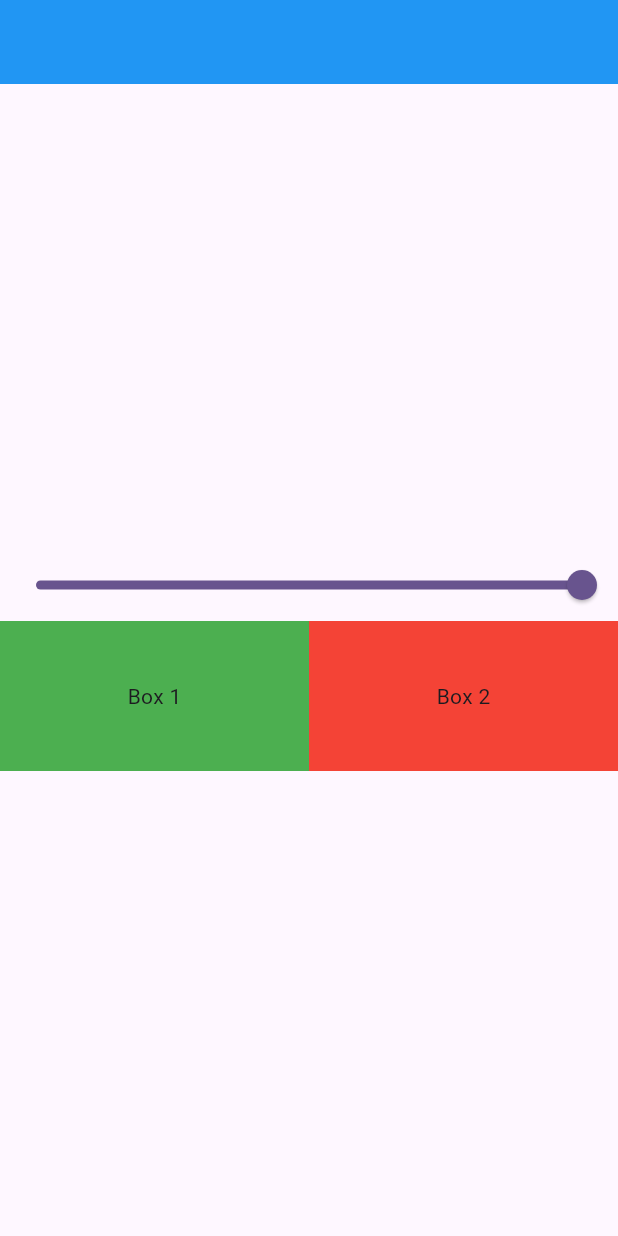
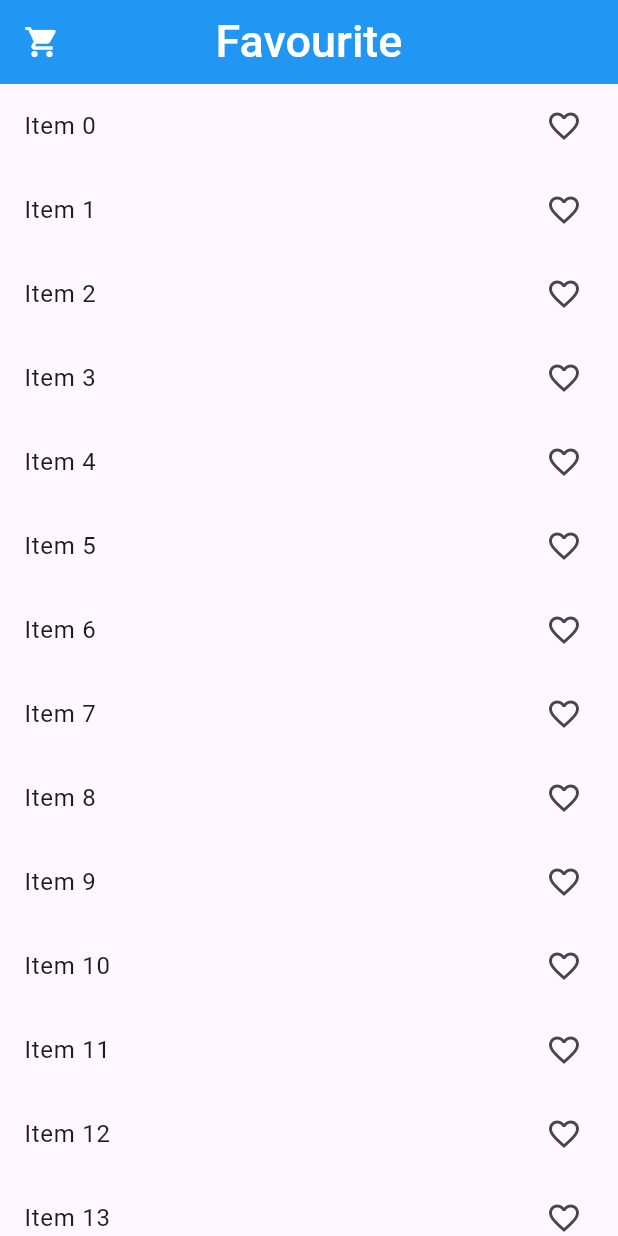
Before and after one commit to R-e-h-a-n-N-a-s-e-e-r/Flutter-Provider-State-management, a Flutter app: the screen it shows after launch, on a phone screen of 412 x 824 dp. Run offline on Flutter 3.47's test engine with Material 3 defaults, Android fonts, the phone set to English and light mode, and no system bars.

Commit message:
Created a Shopping Cart functionality with Provider

```diff
--- a/lib/main.dart
+++ b/lib/main.dart
@@ -1,7 +1,9 @@
 import 'package:flutter/material.dart';
 import 'package:flutter_with_provider_state_management/provider/count_provider.dart';
+import 'package:flutter_with_provider_state_management/provider/favourite_item_provider.dart';
 import 'package:flutter_with_provider_state_management/provider/slider_provider.dart';
 import 'package:flutter_with_provider_state_management/screens/screen_2.dart';
+import 'package:flutter_with_provider_state_management/screens/screen_3.dart';
 import 'package:provider/provider.dart';
 
 void main() {
@@ -18,13 +20,16 @@ class MyApp extends StatelessWidget {
       providers: [
         ChangeNotifierProvider(create: (_) => CountProvider()),
         ChangeNotifierProvider(create: (_) => SliderProvider()),
+        ChangeNotifierProvider(create: (_)=>FavouriteItemProvider())
       ],
+
       child: MaterialApp(
+        debugShowCheckedModeBanner: false,
         title: 'Flutter Demo',
         theme: ThemeData(
           colorScheme: ColorScheme.fromSeed(seedColor: Colors.deepPurple),
         ),
-        home: Screen2(),
+        home: Screen3(),
       ),
     );
   }
--- /dev/null
+++ b/lib/provider/favourite_item_provider.dart
@@ -0,0 +1,17 @@
+import 'package:flutter/widgets.dart';
+
+class FavouriteItemProvider with ChangeNotifier {
+  List<int> _favouriteItem = [];
+
+  List<int> get favouriteItem => _favouriteItem;
+
+  void addItem(int value) {
+    if (_favouriteItem.contains(value)) {
+      _favouriteItem.remove(value);
+    } else {
+      _favouriteItem.add(value);
+    }
+    notifyListeners();
+  }
+
+}
--- /dev/null
+++ b/lib/screens/screen_3.dart
@@ -0,0 +1,116 @@
+import 'package:flutter/material.dart';
+import 'package:flutter_with_provider_state_management/provider/favourite_item_provider.dart';
+import 'package:provider/provider.dart';
+
+class Screen3 extends StatefulWidget {
+  const Screen3({super.key});
+
+  @override
+  State<Screen3> createState() => _Screen3State();
+}
+
+class _Screen3State extends State<Screen3> {
+  @override
+  Widget build(BuildContext context) {
+    return Scaffold(
+      appBar: AppBar(
+        leading: InkWell(
+          onTap: () {
+            Navigator.push(
+              context,
+              MaterialPageRoute(builder: (context) => ShoppingCart()),
+            );
+          },
+          child: Icon(Icons.shopping_cart, color: Colors.white),
+        ),
+        backgroundColor: Colors.blue,
+        title: Text(
+          'Favourite',
+          style: TextStyle(
+            fontWeight: FontWeight.w500,
+            color: Colors.white,
+            fontSize: 30,
+          ),
+        ),
+        centerTitle: true,
+      ),
+      body: Column(
+        children: [
+          Expanded(
+            child: Consumer<FavouriteItemProvider>(
+              builder: (context, value, child) {
+                return ListView.builder(
+                  itemCount: 30,
+                  itemBuilder: (context, index) {
+                    return ListTile(
+                      onTap: () {
+                        value.addItem(index);
+                        // value.removeItem(index);
+                      },
+                      title: Text('Item $index'),
+                      trailing: value.favouriteItem.contains(index)
+                          ? Icon(Icons.favorite)
+                          : Icon(Icons.favorite_border_outlined),
+                    );
+                  },
+                );
+              },
+            ),
+          ),
+        ],
+      ),
+    );
+  }
+}
+
+class ShoppingCart extends StatefulWidget {
+  const ShoppingCart({super.key});
+
+  @override
+  State<ShoppingCart> createState() => _ShoppingCartState();
+}
+
+class _ShoppingCartState extends State<ShoppingCart> {
+  @override
+  Widget build(BuildContext context) {
+    return Scaffold(
+      appBar: AppBar(
+        backgroundColor: Colors.blue,
+        title: Text(
+          'Shopping Cart',
+          style: TextStyle(
+            fontWeight: FontWeight.w500,
+            color: Colors.white,
+            fontSize: 30,
+          ),
+        ),
+        centerTitle: true,
+      ),
+      body: Column(
+        children: [
+          Consumer<FavouriteItemProvider>(
+            builder: (context, value, child) {
+              return Expanded(
+                child: ListView.builder(
+                  itemCount: value.favouriteItem.length,
+                  itemBuilder: (context, index) {
+                    final item = value.favouriteItem[index];
+                    return ListTile(
+                      onTap: () {
+                        value.addItem(item);
+                      },
+                      title: Text('Item $item'),
+                      trailing: value.favouriteItem.contains(item)
+                          ? Icon(Icons.favorite)
+                          : Icon(Icons.favorite_border_outlined),
+                    );
+                  },
+                ),
+              );
+            },
+          ),
+        ],
+      ),
+    );
+  }
+}
```
